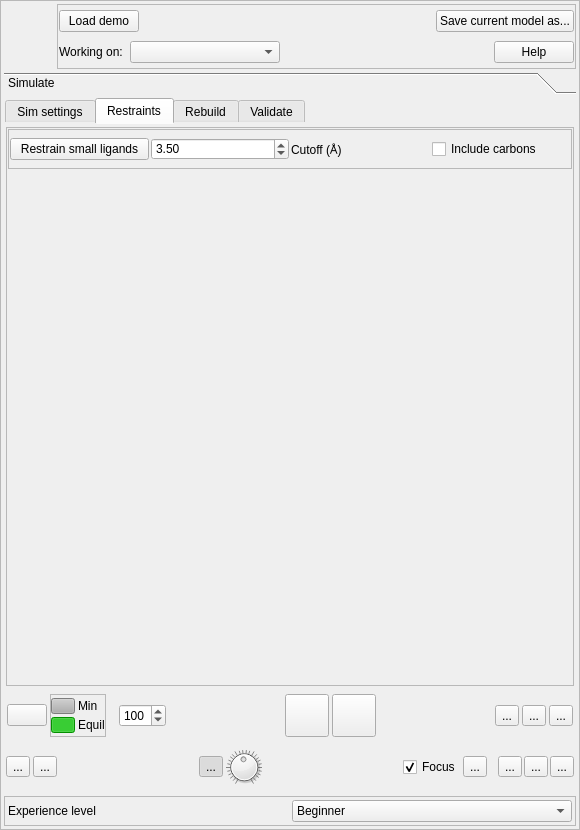
First picture: the form in isolde/src/ui/IsoldeFrame.ui, repository tristanic/isolde, before the edit.
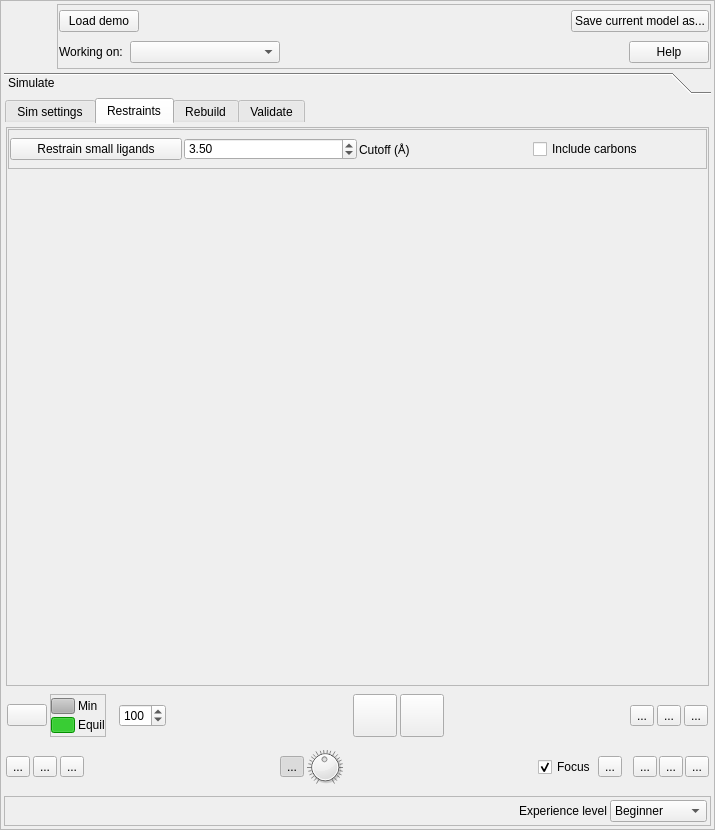
Second picture: the form after the edit. The open tabs and pages were chosen to show the change. Icons and pictures are not drawn.

Commit message: Added "tug selection" mouse mode button

Diff of the .ui file:
```diff
--- a/isolde/src/ui/IsoldeFrame.ui
+++ b/isolde/src/ui/IsoldeFrame.ui
@@ -6,7 +6,7 @@
    <rect>
     <x>0</x>
     <y>0</y>
-    <width>580</width>
+    <width>715</width>
     <height>830</height>
    </rect>
   </property>
@@ -261,7 +261,7 @@
        <rect>
         <x>0</x>
         <y>0</y>
-        <width>566</width>
+        <width>701</width>
         <height>644</height>
        </rect>
       </property>
@@ -1129,8 +1129,8 @@
                  <rect>
                   <x>0</x>
                   <y>0</y>
-                  <width>439</width>
-                  <height>45</height>
+                  <width>691</width>
+                  <height>476</height>
                  </rect>
                 </property>
                 <layout class="QVBoxLayout" name="verticalLayout_14">
@@ -4295,6 +4295,26 @@
                  </property>
                 </widget>
                </item>
+               <item>
+                <widget class="QToolButton" name="_right_mouse_tug_selection_button">
+                 <property name="toolTip">
+                  <string>Tug the currently-selected atoms</string>
+                 </property>
+                 <property name="text">
+                  <string>...</string>
+                 </property>
+                 <property name="icon">
+                  <iconset resource="../resources/resources.qrc">
+                   <normaloff>:/icons/tug_selection.png</normaloff>:/icons/tug_selection.png</iconset>
+                 </property>
+                 <property name="iconSize">
+                  <size>
+                   <width>36</width>
+                   <height>36</height>
+                  </size>
+                 </property>
+                </widget>
+               </item>
               </layout>
              </widget>
             </item>
@@ -4525,7 +4545,7 @@
      <property name="frameShadow">
       <enum>QFrame::Raised</enum>
      </property>
-     <layout class="QHBoxLayout" name="horizontalLayout_3" stretch="0,0">
+     <layout class="QHBoxLayout" name="horizontalLayout_3" stretch="0,0,0">
       <property name="spacing">
        <number>3</number>
       </property>
@@ -4541,6 +4561,19 @@
       <property name="bottomMargin">
        <number>3</number>
       </property>
+      <item>
+       <spacer name="horizontalSpacer_33">
+        <property name="orientation">
+         <enum>Qt::Horizontal</enum>
+        </property>
+        <property name="sizeHint" stdset="0">
+         <size>
+          <width>40</width>
+          <height>20</height>
+         </size>
+        </property>
+       </spacer>
+      </item>
       <item>
        <widget class="QLabel" name="_experience_level_label">
         <property name="text">
```
Left out of the diff: 9 changed lines with no effect on the pictures. The commit also changes 4 other files.
